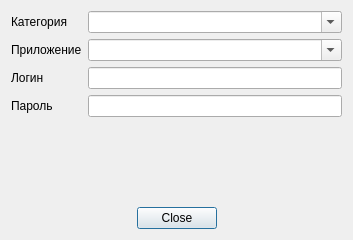
Above: src/SKeyPassword/ui/Add_password.ui from Syricoff/SKeyPassword before the change. Below: the same form after it.
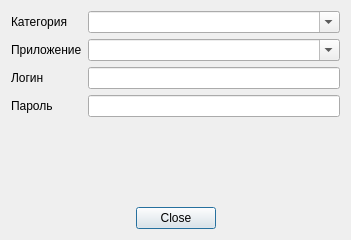
That is the form after the change.

The edit to the form file:
```diff
--- a/src/SKeyPassword/ui/Add_password.ui
+++ b/src/SKeyPassword/ui/Add_password.ui
@@ -9,7 +9,7 @@
    <rect>
     <x>0</x>
     <y>0</y>
-    <width>353</width>
+    <width>351</width>
     <height>240</height>
    </rect>
   </property>
```
Left out of the diff: 100 changed lines with no effect on the pictures.
